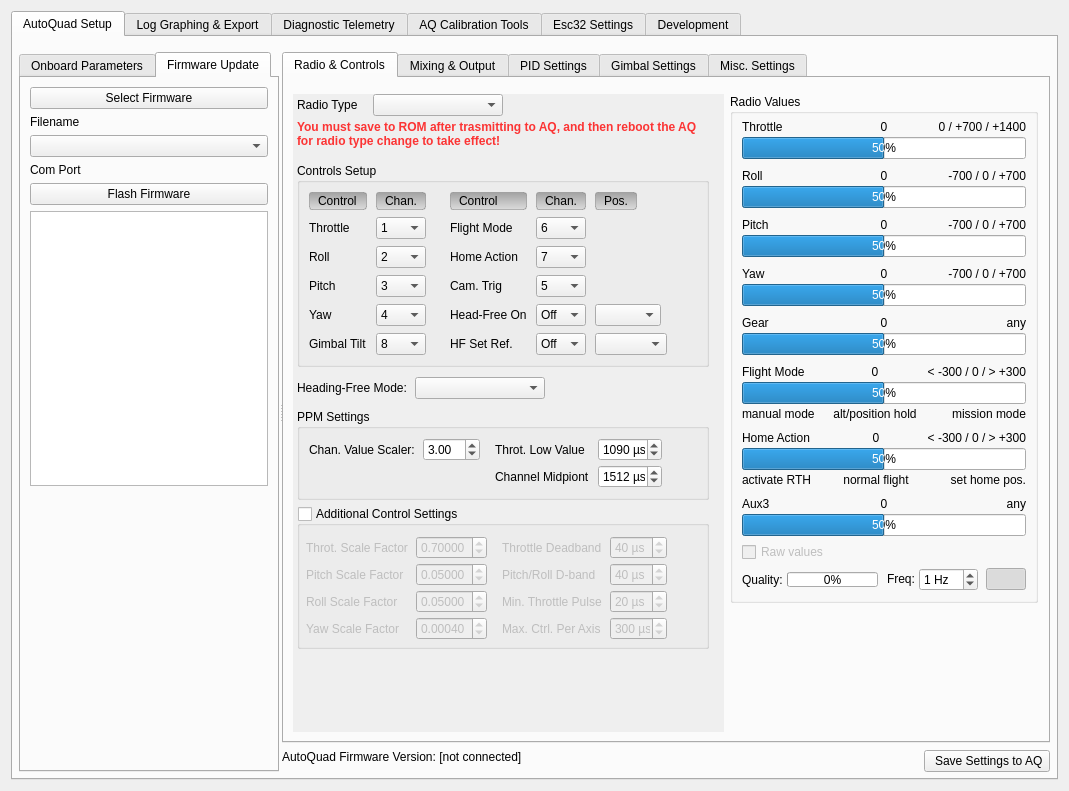
The window that src/ui/qgcautoquad.ui (mpaperno/qgroundcontrol_aq) describes before a commit, drawn with Qt 5.
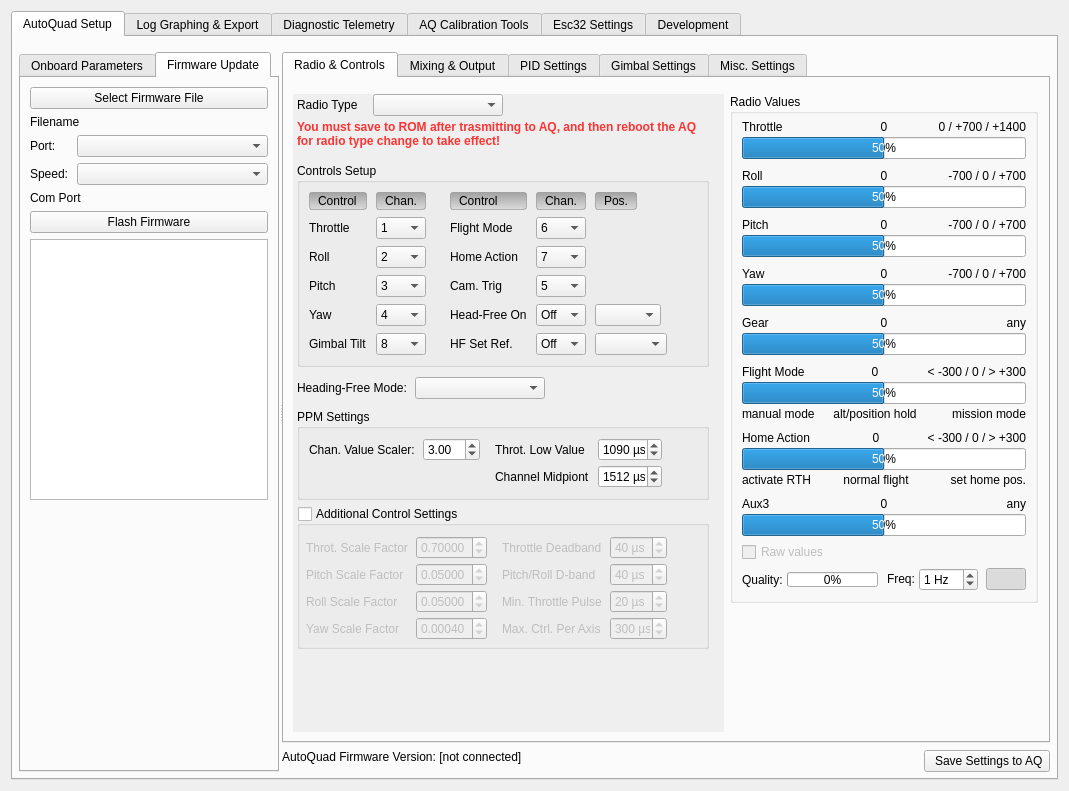
The same window after the commit. The open tabs and pages were chosen to show the change. Icons and pictures are not drawn.

Commit message: Add fw flashing port speed selector.

```diff
--- a/src/ui/qgcautoquad.ui
+++ b/src/ui/qgcautoquad.ui
@@ -142,7 +142,7 @@
                <item>
                 <widget class="QPushButton" name="SelectFirmwareButton">
                  <property name="text">
-                  <string>Select Firmware</string>
+                  <string>Select Firmware File</string>
                  </property>
                 </widget>
                </item>
@@ -154,7 +154,51 @@
                 </widget>
                </item>
                <item>
-                <widget class="QComboBox" name="portName"/>
+                <layout class="QFormLayout" name="formLayout_35">
+                 <property name="horizontalSpacing">
+                  <number>8</number>
+                 </property>
+                 <item row="0" column="0">
+                  <widget class="QLabel" name="label">
+                   <property name="text">
+                    <string>Port:</string>
+                   </property>
+                  </widget>
+                 </item>
+                 <item row="0" column="1">
+                  <widget class="QComboBox" name="portName">
+                   <property name="sizePolicy">
+                    <sizepolicy hsizetype="Expanding" vsizetype="Fixed">
+                     <horstretch>0</horstretch>
+                     <verstretch>0</verstretch>
+                    </sizepolicy>
+                   </property>
+                   <property name="sizeAdjustPolicy">
+                    <enum>QComboBox::AdjustToContents</enum>
+                   </property>
+                  </widget>
+                 </item>
+                 <item row="1" column="1">
+                  <widget class="QComboBox" name="comboBox_fwPortSpeed">
+                   <property name="sizePolicy">
+                    <sizepolicy hsizetype="Expanding" vsizetype="Fixed">
+                     <horstretch>0</horstretch>
+                     <verstretch>0</verstretch>
+                    </sizepolicy>
+                   </property>
+                   <property name="sizeAdjustPolicy">
+                    <enum>QComboBox::AdjustToContents</enum>
+                   </property>
+                  </widget>
+                 </item>
+                 <item row="1" column="0">
+                  <widget class="QLabel" name="label_11">
+                   <property name="text">
+                    <string>Speed:</string>
+                   </property>
+                  </widget>
+                 </item>
+                </layout>
                </item>
                <item>
                 <widget class="QLabel" name="ComPortLabel">
```
Left out of the diff: 1 changed line with no effect on the pictures. The commit also changes 2 other files.
